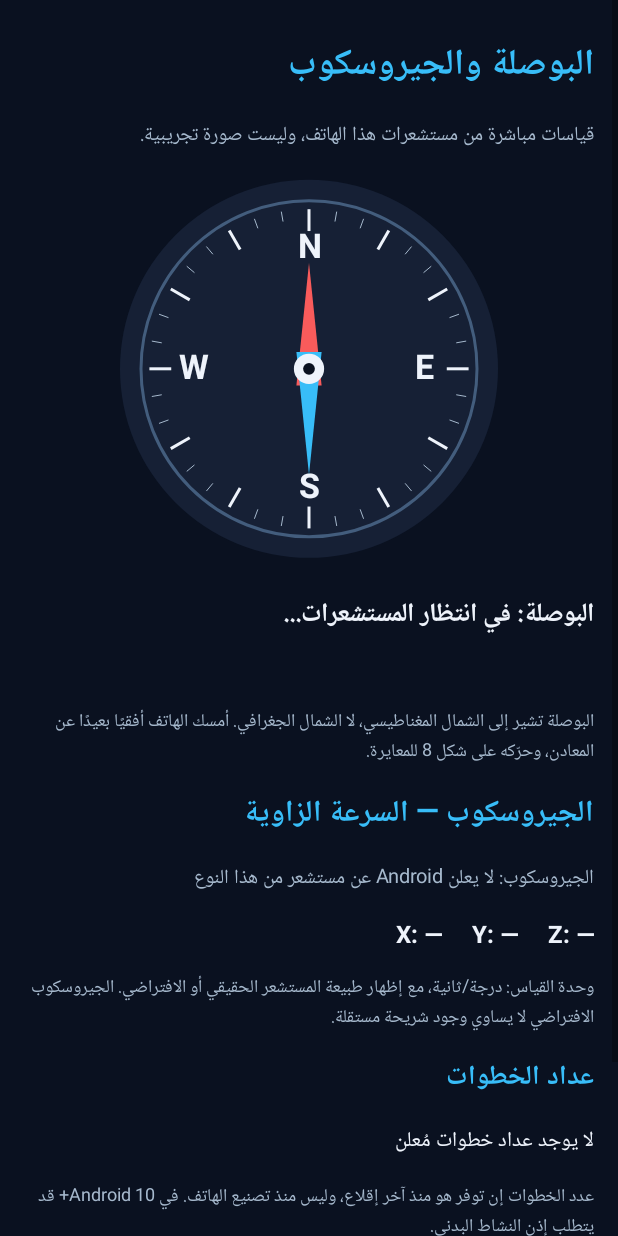
After one commit to scientifica007/HardwareInspectorPro, an Android app: the InstrumentsActivity screen opened directly, with no data from a screen before it, on a phone screen of 412 x 824 dp. The commit adds this screen. Run offline under Robolectric (Android 15) with nearby library versions, the phone set to English and light mode, and no system bars.

Commit message:
Release v0.2.0: compass, gyro, eMMC health and usage readings
* Probe readable eMMC wear levels and per-boot I/O counters without root

* Add native live magnetic compass and virtual gyroscope dashboard

* Remove manual first-use age entry and open live compass/gyro dashboard

* Report eMMC wear, boot-date estimate and observable device history, without manual dating

* Register native compass and gyroscope activity

* Document eMMC wear and virtual gyro limits for OPPO A12

* Polish diagnostics navigation and history line breaks

* Bump native inspector version to 0.2.0

* Fix escaped history lines and remove duplicate sensor test controls

```diff
--- a/app/build.gradle.kts
+++ b/app/build.gradle.kts
@@ -10,8 +10,8 @@ android {
         applicationId = "dz.scientifica.hardwareinspectorpro"
         minSdk = 26
         targetSdk = 33
-        versionCode = 1
-        versionName = "0.1.0"
+        versionCode = 2
+        versionName = "0.2.0"
     }
 
     compileOptions {
--- a/app/src/main/AndroidManifest.xml
+++ b/app/src/main/AndroidManifest.xml
@@ -16,6 +16,7 @@
         android:usesCleartextTraffic="false"
         android:theme="@android:style/Theme.Material.Light.NoActionBar"
         android:supportsRtl="true">
+        <activity android:name=".InstrumentsActivity" android:exported="false" />
         <activity android:name=".MainActivity" android:exported="true">
             <intent-filter>
                 <action android:name="android.intent.action.MAIN"/>
--- /dev/null
+++ b/app/src/main/java/dz/scientifica/hardwareinspectorpro/InstrumentsActivity.java
@@ -0,0 +1,281 @@
+package dz.scientifica.hardwareinspectorpro;
+
+import android.app.Activity;
+import android.content.Context;
+import android.content.pm.ActivityInfo;
+import android.graphics.Canvas;
+import android.graphics.Color;
+import android.graphics.Paint;
+import android.graphics.Path;
+import android.graphics.RectF;
+import android.graphics.Typeface;
+import android.hardware.Sensor;
+import android.hardware.SensorEvent;
+import android.hardware.SensorEventListener;
+import android.hardware.SensorManager;
+import android.os.Build;
+import android.os.Bundle;
+import android.os.SystemClock;
+import android.view.Gravity;
+import android.view.View;
+import android.widget.LinearLayout;
+import android.widget.ScrollView;
+import android.widget.TextView;
+
+import java.util.Locale;
+
+/**
+ * Live, native compass + gyroscope. The compass is magnetic-North based;
+ * gyroscope is explicitly flagged as vendor virtual when its identity says so.
+ */
+public final class InstrumentsActivity extends Activity implements SensorEventListener {
+    private static final int BG = Color.rgb(10, 17, 32);
+    private static final int CARD = Color.rgb(22, 32, 53);
+    private static final int LIGHT = Color.rgb(238, 243, 251);
+    private static final int BLUE = Color.rgb(56, 189, 248);
+    private static final int MUTED = Color.rgb(166, 185, 205);
+
+    private SensorManager manager;
+    private Sensor accelerometer, magnetometer, gyro, stepCounter;
+    private final float[] gravity = new float[3];
+    private final float[] magnetic = new float[3];
+    private boolean hasGravity, hasMagnetic, hasHeading;
+    private float heading = 0f;
+    private float pitch = 0f;
+    private float roll = 0f;
+    private float gyroX, gyroY, gyroZ;
+    private long lastUi = 0;
+    private CompassDial dial;
+    private TextView compassText, gyroText, sensorText, stepsText, accuracyText;
+
+    @Override public void onCreate(Bundle bundle) {
+        super.onCreate(bundle);
+        setRequestedOrientation(ActivityInfo.SCREEN_ORIENTATION_PORTRAIT);
+        getWindow().setStatusBarColor(BG);
+        getWindow().setNavigationBarColor(BG);
+
+        manager = (SensorManager) getSystemService(SENSOR_SERVICE);
+        if (manager != null) {
+            accelerometer = manager.getDefaultSensor(Sensor.TYPE_ACCELEROMETER);
+            magnetometer = manager.getDefaultSensor(Sensor.TYPE_MAGNETIC_FIELD);
+            gyro = manager.getDefaultSensor(Sensor.TYPE_GYROSCOPE);
+            stepCounter = manager.getDefaultSensor(Sensor.TYPE_STEP_COUNTER);
+        }
+        ScrollView scroll = new ScrollView(this);
+        scroll.setBackgroundColor(BG);
+        LinearLayout root = new LinearLayout(this);
+        root.setPadding(dp(16), dp(16), dp(16), dp(22));
+        root.setOrientation(LinearLayout.VERTICAL);
+        root.setLayoutDirection(View.LAYOUT_DIRECTION_RTL);
+        scroll.addView(root);
+        TextView title = label("البوصلة والجيروسكوب", 24, BLUE, true);
+        root.addView(title);
+        root.addView(label("قياسات مباشرة من مستشعرات هذا الهاتف، وليست صورة تجريبية.", 13, MUTED, false));
+
+        dial = new CompassDial(this);
+        root.addView(dial, new LinearLayout.LayoutParams(-1, dp(280)));
+        compassText = label("البوصلة: في انتظار المستشعرات...", 17, LIGHT, true);
+        root.addView(compassText);
+        accuracyText = label("", 12, MUTED, false);
+        root.addView(accuracyText);
+        root.addView(label("البوصلة تشير إلى الشمال المغناطيسي، لا الشمال الجغرافي. أمسك الهاتف أفقيًا بعيدًا عن المعادن، وحرّكه على شكل 8 للمعايرة.", 12, MUTED, false));
+
+        root.addView(label("الجيروسكوب — السرعة الزاوية", 20, BLUE, true));
+        sensorText = label("", 13, MUTED, false);
+        root.addView(sensorText);
+        gyroText = label("X: —     Y: —     Z: —", 16, LIGHT, true);
+        root.addView(gyroText);
+        root.addView(label("وحدة القياس: درجة/ثانية، مع إظهار طبيعة المستشعر الحقيقي أو الافتراضي. الجيروسكوب الافتراضي لا يساوي وجود شريحة مستقلة.", 12, MUTED, false));
+
+        root.addView(label("عداد الخطوات", 18, BLUE, true));
+        stepsText = label("جارٍ فحص عداد الخطوات...", 14, LIGHT, false);
+        root.addView(stepsText);
+        root.addView(label("عدد الخطوات إن توفر هو منذ آخر إقلاع، وليس منذ تصنيع الهاتف. في Android 10+ قد يتطلب إذن النشاط البدني.", 12, MUTED, false));
+
+        root.addView(label("قابلية القراءة", 17, BLUE, true));
+        String accName = accelerometer == null ? "غير موجود" : accelerometer.getName();
+        String magName = magnetometer == null ? "غير موجود" : magnetometer.getName();
+        root.addView(label("مقياس التسارع: " + accName + "\nالمستشعر المغناطيسي: " + magName, 13, MUTED, false));
+
+        sensorText.setText(gyro == null ? "الجيروسكوب: لا يعلن Android عن مستشعر من هذا النوع" :
+                "اسم المستشعر: " + gyro.getName() +
+                "\nالمورد: " + gyro.getVendor() +
+                "\nالتصنيف: " + (isVirtual(gyro) ?
+                    "افتراضي (معلن عن طريق برمجيات الشركة)" :
+                    "لم يثبت أنه افتراضي من الاسم أو المورد؛ التحقق الفيزيائي غير متاح") );
+        if (stepCounter == null) stepsText.setText("لا يوجد عداد خطوات مُعلن");
+        else if (Build.VERSION.SDK_INT >= 29 &&
+                checkSelfPermission("android.permission.ACTIVITY_RECOGNITION") != android.content.pm.PackageManager.PERMISSION_GRANTED)
+            stepsText.setText("عداد الخطوات موجود، لكن Android يتطلب إذن النشاط البدني لعرضه");
+        setContentView(scroll);
+    }
+
+    private int dp(int v) { return (int) (v * getResources().getDisplayMetrics().density + .5f); }
+
+    private TextView label(String t, int size, int color, boolean bold) {
+        TextView view = new TextView(this);
+        view.setText(t);
+        view.setTextColor(color);
+        view.setTextSize(size);
+        view.setTextDirection(View.TEXT_DIRECTION_FIRST_STRONG);
+        view.setGravity(Gravity.RIGHT);
+        view.setPadding(0, dp(7), 0, dp(7));
+        if (bold) view.setTypeface(Typeface.DEFAULT, Typeface.BOLD);
+        return view;
+    }
+
+    private static boolean isVirtual(Sensor s) {
+        if (s == null) return false;
+        String identity = (s.getName() + " " + s.getVendor() + " " +
+                s.getStringType()).toLowerCase(Locale.US);
+        return identity.contains("virtual") || identity.contains("software")
+                || identity.contains("synthetic");
+    }
+
+    @Override protected void onResume() {
+        super.onResume();
+        if (manager == null) return;
+        if (accelerometer != null) manager.registerListener(this, accelerometer, SensorManager.SENSOR_DELAY_GAME);
+        if (magnetometer != null) manager.registerListener(this, magnetometer, SensorManager.SENSOR_DELAY_GAME);
+        if (gyro != null) manager.registerListener(this, gyro, SensorManager.SENSOR_DELAY_GAME);
+        if (stepCounter != null && (Build.VERSION.SDK_INT < 29 ||
+                checkSelfPermission("android.permission.ACTIVITY_RECOGNITION")
+                        == android.content.pm.PackageManager.PERMISSION_GRANTED))
+            manager.registerListener(this, stepCounter, SensorManager.SENSOR_DELAY_NORMAL);
+    }
+
+    @Override protected void onPause() {
+        if (manager != null) manager.unregisterListener(this);
+        super.onPause();
+    }
+
+    @Override public void onAccuracyChanged(Sensor sensor, int accuracy) {
+        if (sensor != null && sensor.getType() == Sensor.TYPE_MAGNETIC_FIELD) {
+            accuracyText.setText(accuracy == SensorManager.SENSOR_STATUS_UNRELIABLE ?
+                    "دقة المجال المغناطيسي منخفضة — أبعد الهاتف عن المغناطيس وأعد المعايرة" :
+                    accuracy == SensorManager.SENSOR_STATUS_ACCURACY_HIGH ?
+                    "دقة المجال المغناطيسي المبلّغ عنها: مرتفعة" :
+                    "دقة المجال المغناطيسي المبلّغ عنها: متوسطة أو غير محددة");
+        }
+    }
+
+    private String cardinal(float angle) {
+        String[] names = {"شمال", "شمال شرقي", "شرق", "جنوب شرقي",
+                "جنوب", "جنوب غربي", "غرب", "شمال غربي"};
+        return names[Math.round(angle / 45f) % 8];
+    }
+
+    @Override public void onSensorChanged(SensorEvent event) {
+        int type = event.sensor.getType();
+        if (type == Sensor.TYPE_ACCELEROMETER) {
+            System.arraycopy(event.values, 0, gravity, 0, 3);
+            hasGravity = true;
+        } else if (type == Sensor.TYPE_MAGNETIC_FIELD) {
+            System.arraycopy(event.values, 0, magnetic, 0, 3);
+            hasMagnetic = true;
+        } else if (type == Sensor.TYPE_GYROSCOPE) {
+            gyroX = event.values[0];
+            gyroY = event.values[1];
+            gyroZ = event.values[2];
+        } else if (type == Sensor.TYPE_STEP_COUNTER) {
+            stepsText.setText(String.format(Locale.US, "خطوات منذ آخر إعادة إقلاع وفق المستشعر: %.0f", event.values[0]));
+        }
+
+        if (hasGravity && hasMagnetic) {
+            float[] rotation = new float[9];
+            float[] inclination = new float[9];
+            if (SensorManager.getRotationMatrix(rotation, inclination, gravity, magnetic)) {
+                float[] orientation = new float[3];
+                SensorManager.getOrientation(rotation, orientation);
+                float angle = (float) Math.toDegrees(orientation[0]);
+                heading = (angle + 360f) % 360f;
+                pitch = (float) Math.toDegrees(orientation[1]);
+                roll = (float) Math.toDegrees(orientation[2]);
+                hasHeading = true;
+            }
+        }
+        long now = SystemClock.uptimeMillis();
+        if (now - lastUi < 90) return;
+        lastUi = now;
+        if (hasHeading) {
+            dial.setHeading(heading);
+            compassText.setText(String.format(Locale.US,
+                    "الاتجاه: %.0f° • %s\nالميل الطولي: %.1f° • الميل الجانبي: %.1f°",
+                    heading, cardinal(heading), pitch, roll));
+        } else {
+            compassText.setText("تعذرت البوصلة: يلزم تسارع ومجال مغناطيسي موثوقان");
+        }
+        if (gyro != null) {
+            double degrees = 180.0 / Math.PI;
+            gyroText.setText(String.format(Locale.US,
+                    "X: %+.2f °/s\nY: %+.2f °/s\nZ: %+.2f °/s",
+                    gyroX * degrees, gyroY * degrees, gyroZ * degrees));
+        }
+    }
+
+    private static final class CompassDial extends View {
+        private final Paint p = new Paint(Paint.ANTI_ALIAS_FLAG);
+        private float degrees = 0;
+
+        CompassDial(Context c) { super(c); setLayerType(View.LAYER_TYPE_SOFTWARE, null); }
+
+        void setHeading(float next) { degrees = next; invalidate(); }
+
+        @Override protected void onDraw(Canvas canvas) {
+            super.onDraw(canvas);
+            float cx = getWidth() * .5f, cy = getHeight() * .49f;
+            float radius = Math.min(getWidth(), getHeight()) * .40f;
+            p.setColor(CARD);
+            p.setStyle(Paint.Style.FILL);
+            canvas.drawCircle(cx, cy, radius + 21, p);
+            p.setColor(Color.rgb(67, 93, 125));
+            p.setStrokeWidth(3);
+            p.setStyle(Paint.Style.STROKE);
+            canvas.drawCircle(cx, cy, radius, p);
+            p.setStyle(Paint.Style.FILL);
+            for (int a = 0; a < 360; a += 10) {
+                double rad = Math.toRadians(a - 90);
+                float outer = radius * .95f;
+                float inner = radius * (a % 30 == 0 ? .82f : .89f);
+                p.setColor(a % 30 == 0 ? LIGHT : MUTED);
+                p.setStrokeWidth(a % 30 == 0 ? 3 : 1);
+                canvas.drawLine(cx + (float)Math.cos(rad) * inner,
+                        cy + (float)Math.sin(rad) * inner,
+                        cx + (float)Math.cos(rad) * outer,
+                        cy + (float)Math.sin(rad) * outer, p);
+            }
+            p.setTypeface(Typeface.DEFAULT_BOLD);
+            p.setTextAlign(Paint.Align.CENTER);
+            p.setTextSize(radius * .20f);
+            p.setColor(LIGHT);
+            canvas.drawText("N", cx, cy - radius * .66f, p);
+            canvas.drawText("S", cx, cy + radius * .77f, p);
+            canvas.drawText("E", cx + radius * .69f, cy + radius * .06f, p);
+            canvas.drawText("W", cx - radius * .69f, cy + radius * .06f, p);
+
+            // Red arrow always points toward magnetic north relative to the phone.
+            canvas.save();
+            canvas.rotate(-degrees, cx, cy);
+            Path north = new Path();
+            north.moveTo(cx, cy - radius * .63f);
+            north.lineTo(cx - radius * .075f, cy + radius * .10f);
+            north.lineTo(cx + radius * .075f, cy + radius * .10f);
+            north.close();
+            p.setColor(Color.rgb(249, 91, 91));
+            canvas.drawPath(north, p);
+            Path south = new Path();
+            south.moveTo(cx, cy + radius * .63f);
+            south.lineTo(cx - radius * .075f, cy - radius * .10f);
+            south.lineTo(cx + radius * .075f, cy - radius * .10f);
+            south.close();
+            p.setColor(BLUE);
+            canvas.drawPath(south, p);
+            canvas.restore();
+
+            p.setColor(LIGHT);
+            canvas.drawCircle(cx, cy, radius * .09f, p);
+            p.setColor(BG);
+            canvas.drawCircle(cx, cy, radius * .035f, p);
+        }
+    }
+}
```
Also changed, not shown: app/src/main/java/dz/scientifica/hardwareinspectorpro/HardwareReport.java (+15 -11 lines), app/src/main/java/dz/scientifica/hardwareinspectorpro/MainActivity.java (+9 -36 lines), app/src/main/java/dz/scientifica/hardwareinspectorpro/StorageWear.java (added, +140 -0 lines), 1 other file.
